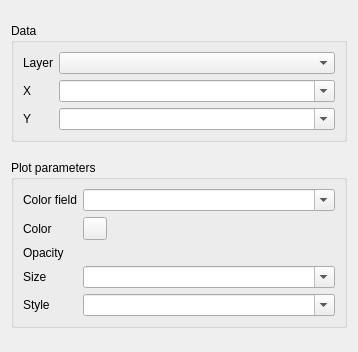
GispoCoding/eis_qgis_plugin, file eis_qgis_plugin/resources/ui/wizard_plot_scatterplot.ui: the form before one commit.
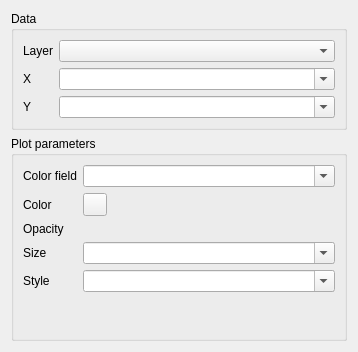
The form after the commit. Custom widgets are drawn as their Qt base class.

Commit message: Add plot template parent class for all plots

```diff
--- a/eis_qgis_plugin/resources/ui/wizard_plot_scatterplot.ui
+++ b/eis_qgis_plugin/resources/ui/wizard_plot_scatterplot.ui
@@ -86,17 +86,28 @@
     </widget>
    </item>
    <item>
-    <widget class="QGroupBox" name="plot_customization_box_2">
-     <property name="sizePolicy">
-      <sizepolicy hsizetype="Preferred" vsizetype="Maximum">
-       <horstretch>0</horstretch>
-       <verstretch>0</verstretch>
-      </sizepolicy>
-     </property>
+    <widget class="QgsCollapsibleGroupBox" name="parameter_box">
      <property name="title">
       <string>Plot parameters</string>
      </property>
      <layout class="QFormLayout" name="formLayout_2">
+      <item row="0" column="0">
+       <widget class="QLabel" name="label_4">
+        <property name="text">
+         <string>Color field</string>
+        </property>
+       </widget>
+      </item>
+      <item row="0" column="1">
+       <widget class="QgsFieldComboBox" name="color_field">
+        <property name="editable">
+         <bool>true</bool>
+        </property>
+        <property name="allowEmptyFieldName">
+         <bool>true</bool>
+        </property>
+       </widget>
+      </item>
       <item row="1" column="0">
        <widget class="QLabel" name="label_113">
         <property name="text">
@@ -135,6 +146,16 @@
         </property>
        </widget>
       </item>
+      <item row="3" column="1">
+       <widget class="QgsFieldComboBox" name="size">
+        <property name="editable">
+         <bool>true</bool>
+        </property>
+        <property name="allowEmptyFieldName">
+         <bool>true</bool>
+        </property>
+       </widget>
+      </item>
       <item row="4" column="0">
        <widget class="QLabel" name="label_117">
         <property name="text">
@@ -142,35 +163,8 @@
         </property>
        </widget>
       </item>
-      <item row="3" column="1">
-       <widget class="QgsFieldComboBox" name="scatterplot_size">
-        <property name="editable">
-         <bool>true</bool>
-        </property>
-        <property name="allowEmptyFieldName">
-         <bool>true</bool>
-        </property>
-       </widget>
-      </item>
       <item row="4" column="1">
-       <widget class="QgsFieldComboBox" name="scatterplot_style">
-        <property name="editable">
-         <bool>true</bool>
-        </property>
-        <property name="allowEmptyFieldName">
-         <bool>true</bool>
-        </property>
-       </widget>
-      </item>
-      <item row="0" column="0">
-       <widget class="QLabel" name="label_4">
-        <property name="text">
-         <string>Color field</string>
-        </property>
-       </widget>
-      </item>
-      <item row="0" column="1">
-       <widget class="QgsFieldComboBox" name="scatterplot_color_field">
+       <widget class="QgsFieldComboBox" name="style">
         <property name="editable">
          <bool>true</bool>
         </property>
@@ -185,6 +179,12 @@
   </layout>
  </widget>
  <customwidgets>
+  <customwidget>
+   <class>QgsCollapsibleGroupBox</class>
+   <extends>QGroupBox</extends>
+   <header>qgscollapsiblegroupbox.h</header>
+   <container>1</container>
+  </customwidget>
   <customwidget>
    <class>QgsColorButton</class>
    <extends>QToolButton</extends>
```
Left out of the diff: 12 changed lines with no effect on the pictures. The commit also changes 16 other files.
